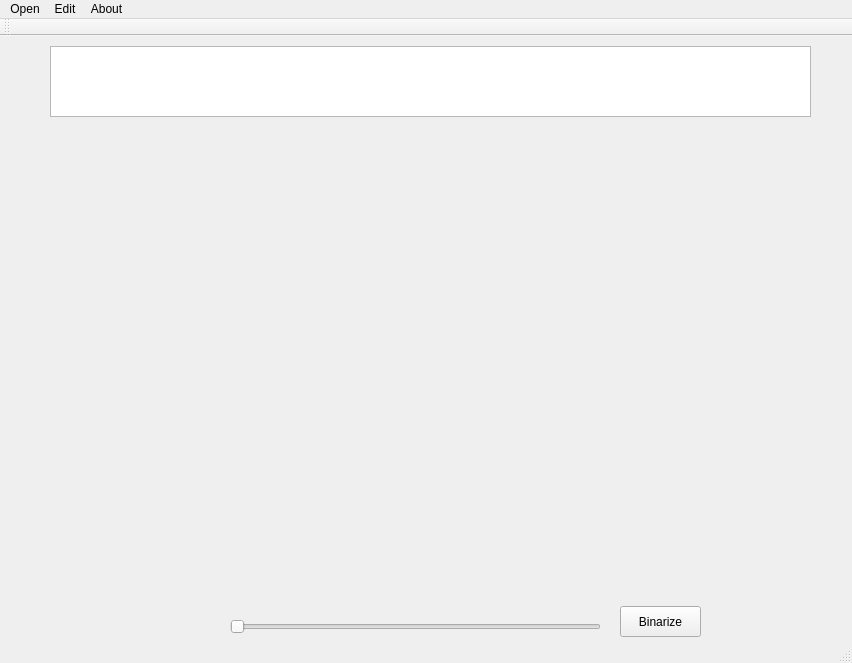
The window that QtWidgetsApplication.ui (Barasakar/ImageContouring) describes before a commit, drawn with Qt 5.
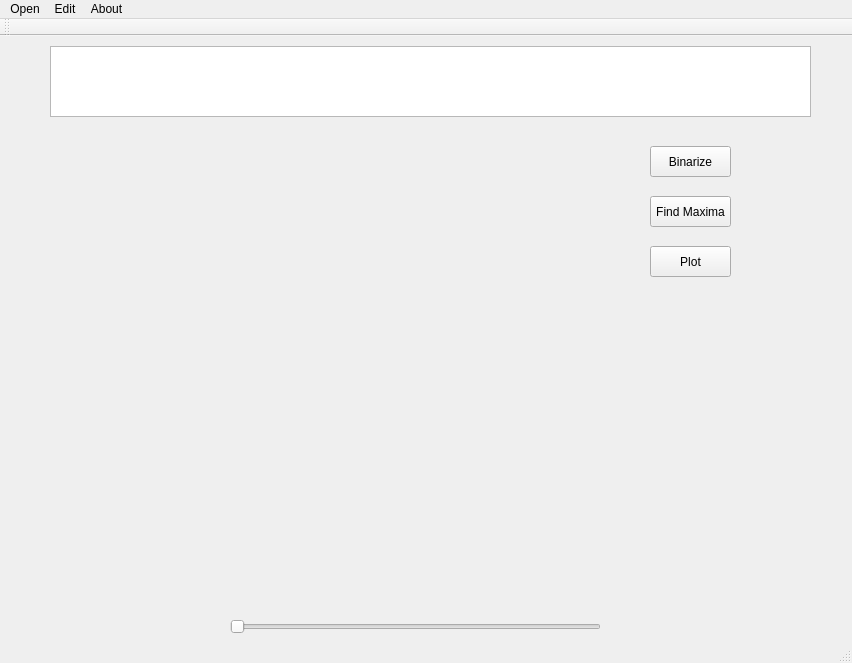
The same window after the commit.

Commit message: added binarize, plot, and find local maximas

Patch:
```diff
--- a/QtWidgetsApplication.ui
+++ b/QtWidgetsApplication.ui
@@ -68,8 +68,8 @@
    <widget class="QPushButton" name="pushButton">
     <property name="geometry">
      <rect>
-      <x>620</x>
-      <y>570</y>
+      <x>650</x>
+      <y>110</y>
       <width>81</width>
       <height>31</height>
      </rect>
@@ -78,6 +78,32 @@
      <string>Binarize</string>
     </property>
    </widget>
+   <widget class="QPushButton" name="findMaximaButton">
+    <property name="geometry">
+     <rect>
+      <x>650</x>
+      <y>160</y>
+      <width>81</width>
+      <height>31</height>
+     </rect>
+    </property>
+    <property name="text">
+     <string>Find Maxima</string>
+    </property>
+   </widget>
+   <widget class="QPushButton" name="plotButton">
+    <property name="geometry">
+     <rect>
+      <x>650</x>
+      <y>210</y>
+      <width>81</width>
+      <height>31</height>
+     </rect>
+    </property>
+    <property name="text">
+     <string>Plot</string>
+    </property>
+   </widget>
   </widget>
   <widget class="QMenuBar" name="menuBar">
    <property name="geometry">
```
Left out of the diff: 2 changed lines with no effect on the pictures. The commit also changes 5 other files.
